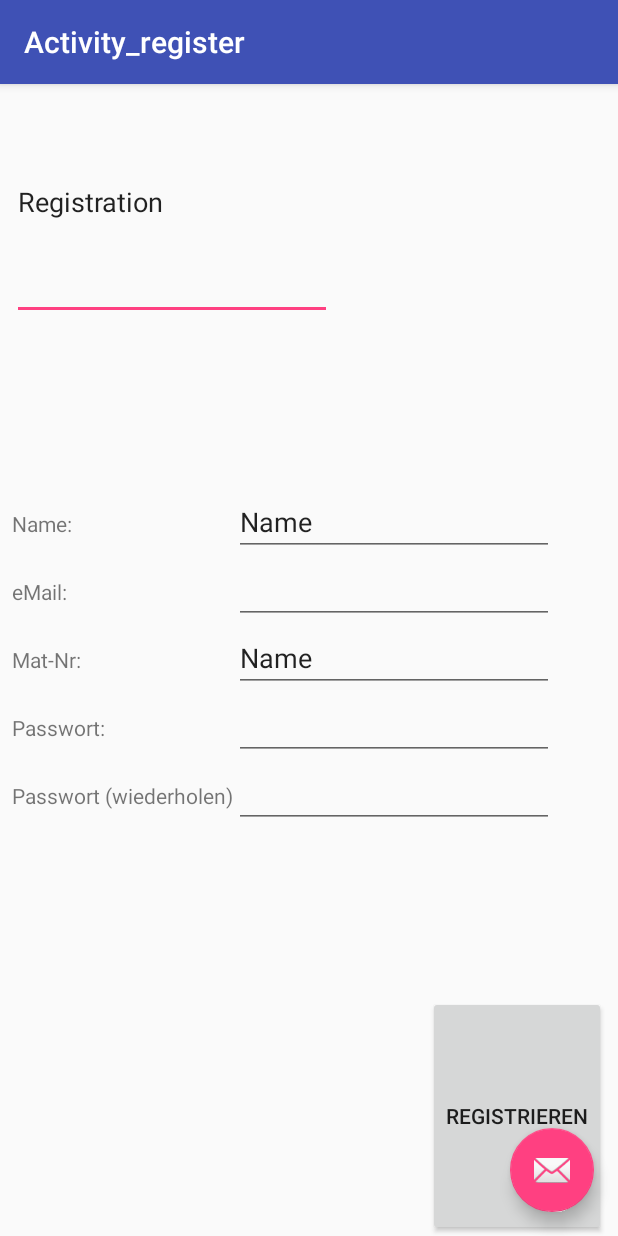
After one commit to Resoulance/mge_gadgeothek, an Android app: the Activity_register screen opened directly, with no data from a screen before it, on a phone screen of 412 x 824 dp. The commit adds this screen. Run offline under Robolectric (Android 15) with nearby library versions, the phone set to English and light mode, and no system bars.

Commit message:
push to work at desktop pc

```diff
--- a/Gadgeothek/app/build.gradle
+++ b/Gadgeothek/app/build.gradle
@@ -24,9 +24,10 @@ dependencies {
     androidTestCompile('com.android.support.test.espresso:espresso-core:2.2.2', {
         exclude group: 'com.android.support', module: 'support-annotations'
     })
+    compile files('src/external/gson-2.8.2.jar')
+    compile files('src/external/okhttp-3.9.0.jar')
     compile 'com.android.support:appcompat-v7:26.+'
     compile 'com.android.support.constraint:constraint-layout:1.0.2'
+    compile 'com.android.support:design:26.+'
     testCompile 'junit:junit:4.12'
-    compile files('src/external/gson-2.8.2.jar')
-    compile files('src/external/okhttp-3.9.0.jar')
 }
--- /dev/null
+++ b/Gadgeothek/app/src/main/java/net/resoulance/gadgeothek/Activity_register.java
@@ -0,0 +1,29 @@
+package net.resoulance.gadgeothek;
+
+import android.os.Bundle;
+import android.support.design.widget.FloatingActionButton;
+import android.support.design.widget.Snackbar;
+import android.support.v7.app.AppCompatActivity;
+import android.support.v7.widget.Toolbar;
+import android.view.View;
+
+public class Activity_register extends AppCompatActivity {
+
+    @Override
+    protected void onCreate(Bundle savedInstanceState) {
+        super.onCreate(savedInstanceState);
+        setContentView(R.layout.activity_register);
+        Toolbar toolbar = (Toolbar) findViewById(R.id.toolbar);
+        setSupportActionBar(toolbar);
+
+        FloatingActionButton fab = (FloatingActionButton) findViewById(R.id.fab);
+        fab.setOnClickListener(new View.OnClickListener() {
+            @Override
+            public void onClick(View view) {
+                Snackbar.make(view, "Replace with your own action", Snackbar.LENGTH_LONG)
+                        .setAction("Action", null).show();
+            }
+        });
+    }
+
+}
--- a/Gadgeothek/app/src/main/res/layout/activity_main.xml
+++ b/Gadgeothek/app/src/main/res/layout/activity_main.xml
@@ -10,7 +10,6 @@
         android:layout_width="match_parent"
         android:layout_height="wrap_content"
         android:background="?attr/colorPrimary"
-        android:theme="?attr/test"
         android:minHeight="?attr/actionBarSize"
         android:id="@+id/toolbar"
         app:theme="@style/ThemeOverlay.AppCompat.Dark.ActionBar"
--- /dev/null
+++ b/Gadgeothek/app/src/main/res/layout/activity_register.xml
@@ -0,0 +1,33 @@
+<?xml version="1.0" encoding="utf-8"?>
+<android.support.design.widget.CoordinatorLayout xmlns:android="http://schemas.android.com/apk/res/android"
+    xmlns:app="http://schemas.android.com/apk/res-auto"
+    xmlns:tools="http://schemas.android.com/tools"
+    android:layout_width="match_parent"
+    android:layout_height="match_parent"
+    tools:context="net.resoulance.gadgeothek.Activity_register">
+
+    <android.support.design.widget.AppBarLayout
+        android:layout_width="match_parent"
+        android:layout_height="wrap_content"
+        android:theme="@style/AppTheme.AppBarOverlay">
+
+        <android.support.v7.widget.Toolbar
+            android:id="@+id/toolbar"
+            android:layout_width="match_parent"
+            android:layout_height="?attr/actionBarSize"
+            android:background="?attr/colorPrimary"
+            app:popupTheme="@style/AppTheme.PopupOverlay" />
+
+    </android.support.design.widget.AppBarLayout>
+
+    <include layout="@layout/content_activity_register" />
+
+    <android.support.design.widget.FloatingActionButton
+        android:id="@+id/fab"
+        android:layout_width="wrap_content"
+        android:layout_height="wrap_content"
+        android:layout_gravity="bottom|end"
+        android:layout_margin="@dimen/fab_margin"
+        app:srcCompat="@android:drawable/ic_dialog_email" />
+
+</android.support.design.widget.CoordinatorLayout>
--- /dev/null
+++ b/Gadgeothek/app/src/main/res/layout/content_activity_register.xml
@@ -0,0 +1,119 @@
+<?xml version="1.0" encoding="utf-8"?>
+<LinearLayout xmlns:android="http://schemas.android.com/apk/res/android"
+    xmlns:app="http://schemas.android.com/apk/res-auto"
+    xmlns:tools="http://schemas.android.com/tools"
+    android:layout_width="match_parent"
+    android:layout_height="match_parent"
+    android:layout_marginHorizontal="8dp"
+    android:orientation="vertical"
+    app:layout_behavior="@string/appbar_scrolling_view_behavior"
+    tools:context="net.resoulance.gadgeothek.Activity_register"
+    tools:showIn="@layout/activity_register">
+
+    <EditText
+        android:id="@+id/editText9"
+        android:layout_width="wrap_content"
+        android:layout_height="wrap_content"
+        android:layout_weight="1"
+        android:ems="10"
+        android:inputType="textPersonName"
+        android:text="Registration" />
+
+    <Space
+        android:layout_width="match_parent"
+        android:layout_height="wrap_content"
+        android:layout_weight="1" />
+
+    <GridLayout
+        android:layout_width="wrap_content"
+        android:layout_height="wrap_content"
+        android:columnCount="2">
+        android:layout_weight="1"
+
+        <TextView
+            android:id="@+id/textView2"
+            android:layout_width="wrap_content"
+            android:layout_height="wrap_content"
+            android:text="Name:" />
+
+        <EditText
+            android:id="@+id/editText"
+            android:layout_width="wrap_content"
+            android:layout_height="wrap_content"
+            android:ems="10"
+            android:inputType="textPersonName"
+            android:text="Name" />
+
+        <TextView
+            android:id="@+id/textView"
+            android:layout_width="wrap_content"
+            android:layout_height="wrap_content"
+            android:text="eMail:" />
+
+        <EditText
+            android:id="@+id/editText4"
+            android:layout_width="wrap_content"
+            android:layout_height="wrap_content"
+            android:ems="10"
+            android:inputType="textEmailAddress" />
+
+        <TextView
+            android:id="@+id/textView3"
+            android:layout_width="wrap_content"
+            android:layout_height="wrap_content"
+            android:text="Mat-Nr:" />
+
+        <EditText
+            android:id="@+id/editText6"
+            android:layout_width="wrap_content"
+            android:layout_height="wrap_content"
+            android:ems="10"
+            android:inputType="textPersonName"
+            android:text="Name" />
+
+        <TextView
+            android:id="@+id/textView4"
+            android:layout_width="wrap_content"
+            android:layout_height="wrap_content"
+            android:text="Passwort:" />
+
+        <EditText
+            android:id="@+id/editText7"
+            android:layout_width="wrap_content"
+            android:layout_height="wrap_content"
+            android:ems="10"
+            android:inputType="textPassword" />
+
+        <TextView
+            android:id="@+id/textView5"
+            android:layout_width="wrap_content"
+            android:layout_height="wrap_content"
+            android:text="Passwort (wiederholen)" />
+
+        <EditText
+            android:id="@+id/editText8"
+            android:layout_width="wrap_content"
+            android:layout_height="wrap_content"
+            android:ems="10"
+            android:inputType="textPassword" />
+
+        <Space
+            android:layout_width="wrap_content"
+            android:layout_height="wrap_content" />
+
+    </GridLayout>
+
+    <LinearLayout
+        android:layout_width="wrap_content"
+        android:layout_height="wrap_content"
+        android:layout_weight="1"
+        android:orientation="horizontal"></LinearLayout>
+
+    <Button
+        android:id="@+id/button"
+        android:layout_width="wrap_content"
+        android:layout_height="wrap_content"
+        android:layout_gravity="right"
+        android:layout_weight="1"
+        android:text="Registrieren" />
+</LinearLayout>
--- /dev/null
+++ b/Gadgeothek/app/src/main/res/values/dimens.xml
@@ -0,0 +1,3 @@
+<resources>
+    <dimen name="fab_margin">16dp</dimen>
+</resources>
--- a/Gadgeothek/app/src/main/res/values/strings.xml
+++ b/Gadgeothek/app/src/main/res/values/strings.xml
@@ -1,3 +1,5 @@
 <resources>
     <string name="app_name">Gadgeothek</string>
+    <string name="title_activity_register">Activity_register</string>
+    <string name="title_activity__login">Activity_Login</string>
 </resources>
--- a/Gadgeothek/app/src/main/res/values/styles.xml
+++ b/Gadgeothek/app/src/main/res/values/styles.xml
@@ -8,4 +8,8 @@
         <item name="colorAccent">@color/colorAccent</item>
     </style>
 
+    <style name="AppTheme.AppBarOverlay" parent="ThemeOverlay.AppCompat.Dark.ActionBar" />
+
+    <style name="AppTheme.PopupOverlay" parent="ThemeOverlay.AppCompat.Light" />
+
 </resources>
```
Also changed, not shown: Gadgeothek/app/src/main/AndroidManifest.xml (+8 -0 lines), Gadgeothek/app/src/main/java/net/resoulance/gadgeothek/Activity_Login.java (added, +29 -0 lines), Gadgeothek/app/src/main/res/layout/activity__login.xml (added, +89 -0 lines), Gadgeothek/app/src/main/res/layout/content_activity__login.xml (added, +11 -0 lines).
